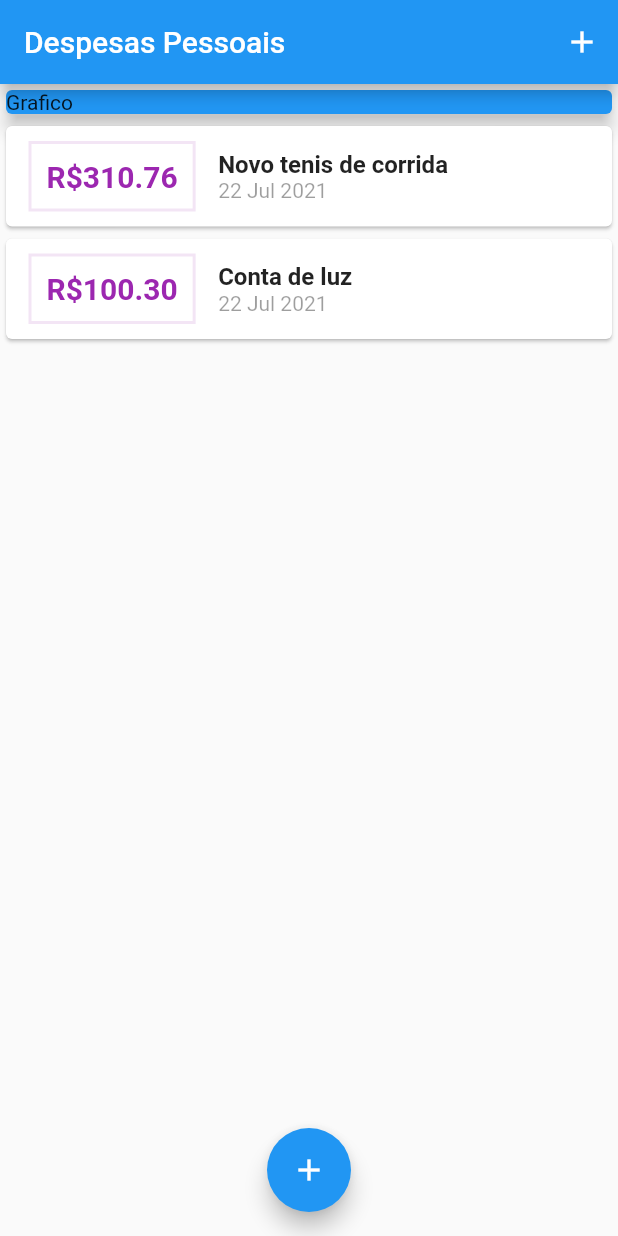
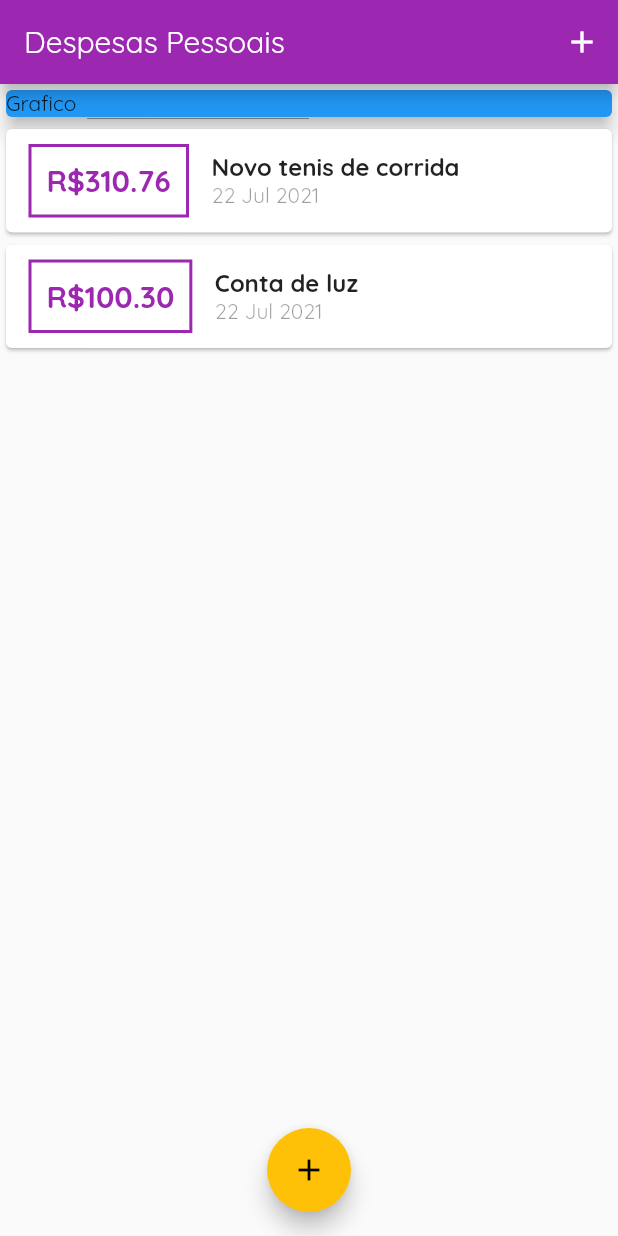
Before and after one commit to lerototi/expenses, a Flutter app: the screen it shows after launch, on a phone screen of 412 x 824 dp. Run offline on Flutter 3.47's test engine with Material 2 defaults, Android fonts, the phone set to English and light mode, and no system bars.

Commit message:
projetando o  theme e fix modal

```diff
--- a/lib/components/transactional_list.dart
+++ b/lib/components/transactional_list.dart
@@ -24,7 +24,7 @@ class TransactionList extends StatelessWidget {
               ),
               decoration: BoxDecoration(
                 border: Border.all(
-                  color: Colors.purple[50]!,
+                  color: Theme.of(context).primaryColor,
                   width: 2
                 ),
               ),
@@ -33,7 +33,7 @@ class TransactionList extends StatelessWidget {
                 style: TextStyle(
                   fontWeight: FontWeight.bold,
                   fontSize: 20,
-                  color: Colors.purple
+                  color: Theme.of(context).primaryColor
               )),
             ),
             Column(
--- a/lib/main.dart
+++ b/lib/main.dart
@@ -12,7 +12,13 @@ class ExpensesApp extends  StatelessWidget  {
   @override
   Widget build(BuildContext context) {
     return MaterialApp(
-      home: MyHomePage()
+      home: MyHomePage(),
+      theme: ThemeData(
+        primarySwatch: Colors.purple,
+        accentColor: Colors.amber,
+        fontFamily: 'QuickSand'
+      ),
+
       );
   }
 }
@@ -41,6 +47,7 @@ class _MyHomePageState extends State<MyHomePage> {
     setState(() {
       _transactions.add(newTransactional);
     });
+    Navigator.of(context).pop();
   }
 
 
```
Also changed, not shown: pubspec.yaml (+14 -6 lines), assets/fonts/OpenSans-Bold.ttf (added), assets/fonts/OpenSans-BoldItalic.ttf (added), assets/fonts/OpenSans-ExtraBold.ttf (added), assets/fonts/OpenSans-ExtraBoldItalic.ttf (added), assets/fonts/OpenSans-Italic.ttf (added), assets/fonts/OpenSans-Light.ttf (added), assets/fonts/OpenSans-LightItalic.ttf (added), assets/fonts/OpenSans-Regular.ttf (added), assets/fonts/OpenSans-SemiBold.ttf (added), assets/fonts/OpenSans-SemiBoldItalic.ttf (added), assets/fonts/Quicksand-Bold.ttf (added), assets/fonts/Quicksand-Light.ttf (added), assets/fonts/Quicksand-Medium.ttf (added), 2 more files.
